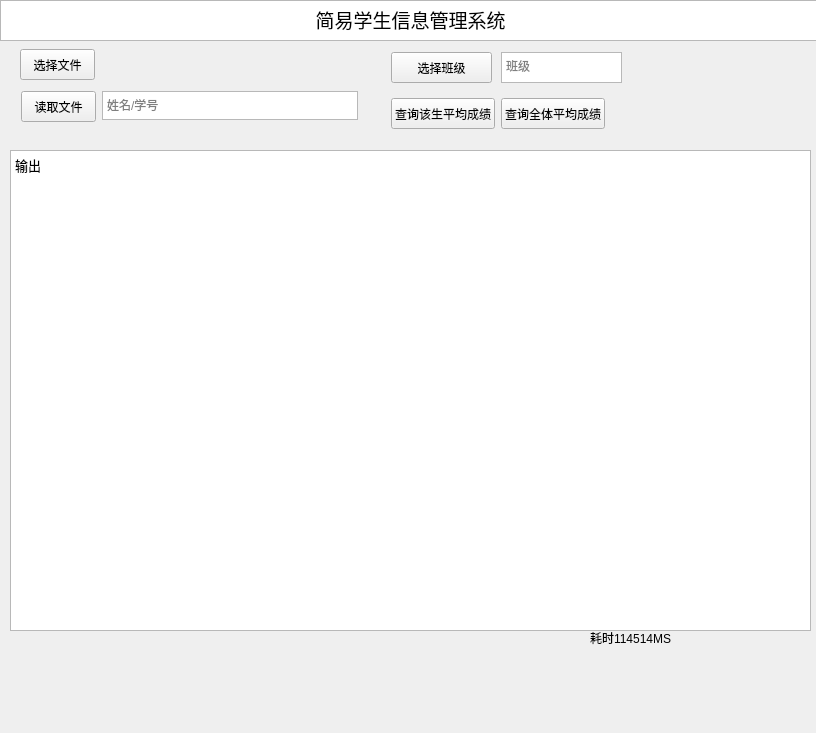
Before: the Qt Designer form ex1/ex1.ui in bakashigure/DatabaseClass, drawn with Qt 5.
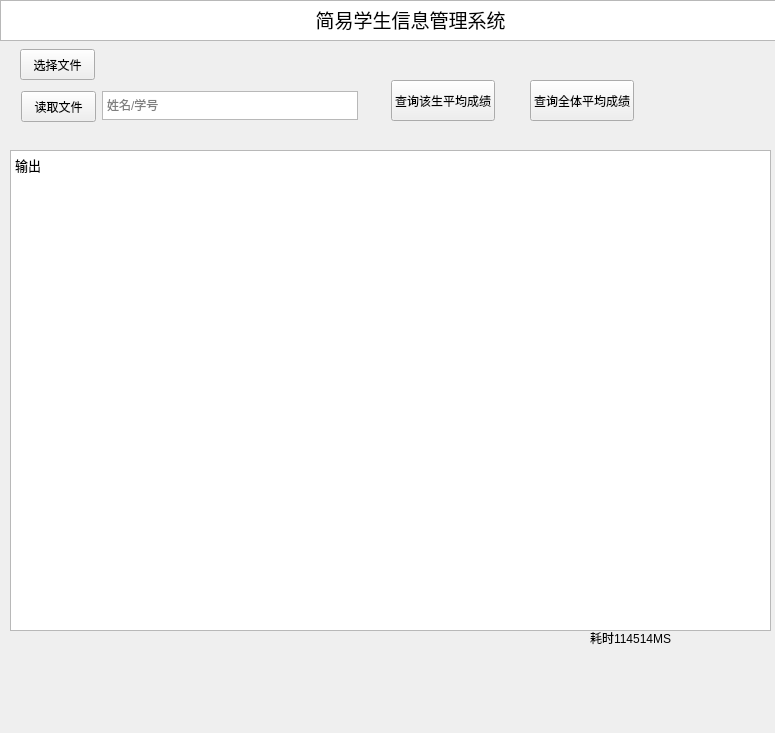
After: the same form once the commit is applied.

The edit to the form file:
```diff
--- a/ex1/ex1.ui
+++ b/ex1/ex1.ui
@@ -6,7 +6,7 @@
    <rect>
     <x>0</x>
     <y>0</y>
-    <width>816</width>
+    <width>775</width>
     <height>733</height>
    </rect>
   </property>
@@ -41,7 +41,7 @@
      <rect>
       <x>10</x>
       <y>150</y>
-      <width>801</width>
+      <width>761</width>
       <height>481</height>
      </rect>
     </property>
@@ -70,7 +70,7 @@
      <rect>
       <x>590</x>
       <y>630</y>
-      <width>111</width>
+      <width>181</width>
       <height>16</height>
      </rect>
     </property>
@@ -108,9 +108,9 @@
     <property name="geometry">
      <rect>
       <x>391</x>
-      <y>98</y>
+      <y>80</y>
       <width>104</width>
-      <height>31</height>
+      <height>41</height>
      </rect>
     </property>
     <property name="text">
@@ -140,10 +140,10 @@
    <widget class="QPushButton" name="btn_search_all">
     <property name="geometry">
      <rect>
-      <x>501</x>
-      <y>98</y>
+      <x>530</x>
+      <y>80</y>
       <width>104</width>
-      <height>31</height>
+      <height>41</height>
      </rect>
     </property>
     <property name="text">
@@ -163,39 +163,6 @@
      <string>读取文件</string>
     </property>
    </widget>
-   <widget class="QPushButton" name="btn_class">
-    <property name="geometry">
-     <rect>
-      <x>391</x>
-      <y>52</y>
-      <width>101</width>
-      <height>31</height>
-     </rect>
-    </property>
-    <property name="text">
-     <string>选择班级</string>
-    </property>
-   </widget>
-   <widget class="QTextEdit" name="text_class">
-    <property name="geometry">
-     <rect>
-      <x>501</x>
-      <y>52</y>
-      <width>121</width>
-      <height>31</height>
-     </rect>
-    </property>
-    <property name="html">
-     <string>&lt;!DOCTYPE HTML PUBLIC &quot;-//W3C//DTD HTML 4.0//EN&quot; &quot;http://www.w3.org/TR/REC-html40/strict.dtd&quot;&gt;
-&lt;html&gt;&lt;head&gt;&lt;meta name=&quot;qrichtext&quot; content=&quot;1&quot; /&gt;&lt;style type=&quot;text/css&quot;&gt;
-p, li { white-space: pre-wrap; }
-&lt;/style&gt;&lt;/head&gt;&lt;body style=&quot; font-family:'SimSun'; font-size:9pt; font-weight:400; font-style:normal;&quot;&gt;
-&lt;p align=&quot;center&quot; style=&quot;-qt-paragraph-type:empty; margin-top:0px; margin-bottom:0px; margin-left:0px; margin-right:0px; -qt-block-indent:0; text-indent:0px; font-family:'SimSun'; font-size:8pt;&quot;&gt;&lt;br /&gt;&lt;/p&gt;&lt;/body&gt;&lt;/html&gt;</string>
-    </property>
-    <property name="placeholderText">
-     <string>班级</string>
-    </property>
-   </widget>
   </widget>
  </widget>
  <layoutdefault spacing="6" margin="11"/>
```
